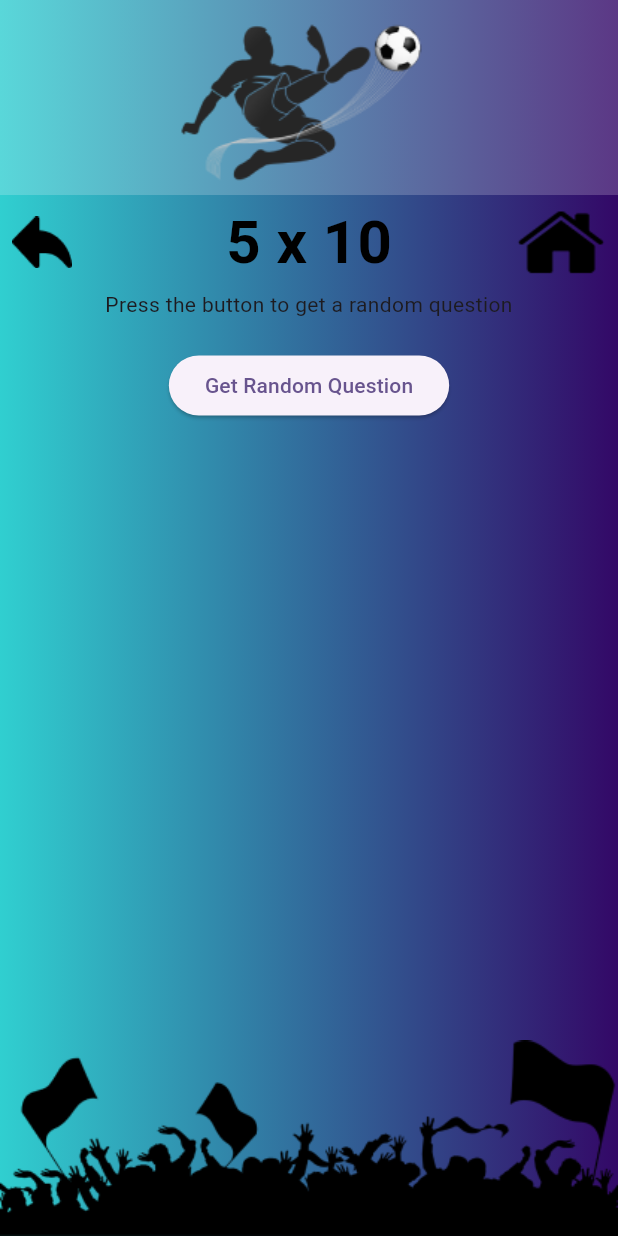
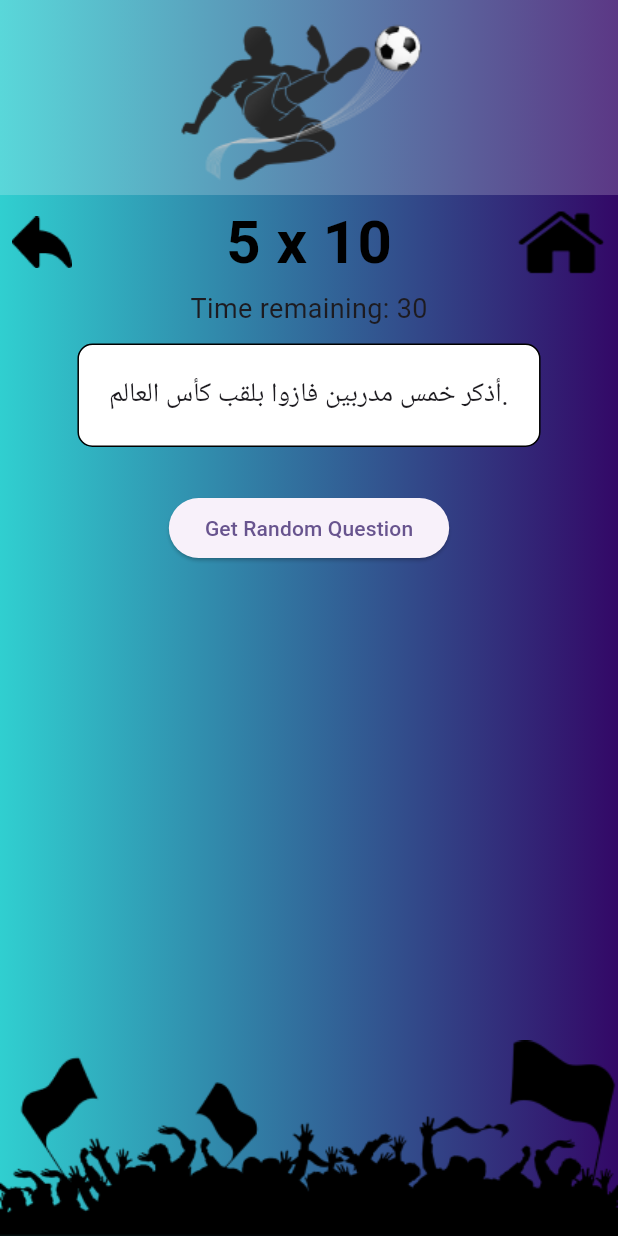
Before and after one commit to Esraaalaaelden/FriendsGames, a Flutter app: the FiveGame screen opened directly, on a phone screen of 412 x 824 dp. Run offline on Flutter 3.47's test engine with Material 2 defaults, Android fonts, the light colour scheme and no system bars; our stand-ins replace flutter_animate; missing offline and left inert: colorful_safe_area.

Commit message:
i did some code but it's not finished yet soso

```diff
--- a/lib/module/5_10_screen/5_10.dart
+++ b/lib/module/5_10_screen/5_10.dart
@@ -146,11 +146,12 @@ class _FiveGameState extends State<FiveGame> {
   @override
   void initState() {
     super.initState();
+    changeQuestion();
     startCountdown();
   }
   void startCountdown() {
     countdownTimer = Timer(Duration(seconds: countdownSeconds), () {
-      changeQuestion();
+
     });
   }
 
@@ -280,15 +281,19 @@ class _FiveGameState extends State<FiveGame> {
                           textAlign: TextAlign.center,
                         )
                       else
+
                       Column(
                         children: [
                           Text(
                             'Time remaining: ${countdownSeconds - countdownTimer.tick}',
                             style: TextStyle(fontSize: 18.0),
                           ),
-                          Container(
+                          Padding(
+                            padding: const EdgeInsets.all(10.0),
+                            child: Container(
                               padding: EdgeInsets.all(20.0),
                               decoration: BoxDecoration(
+                                color: Colors.white,
                                 border: Border.all(),
                                 borderRadius: BorderRadius.circular(10.0),
                               ),
@@ -296,6 +301,7 @@ class _FiveGameState extends State<FiveGame> {
                                 questions[currentQuestionIndex],
                                 style: TextStyle(fontSize: 18.0),
                                 textAlign: TextAlign.center,
+                              ),
                             ),
                           ),
                         ],
```
Lines whose indentation alone changed are shown as unchanged.
